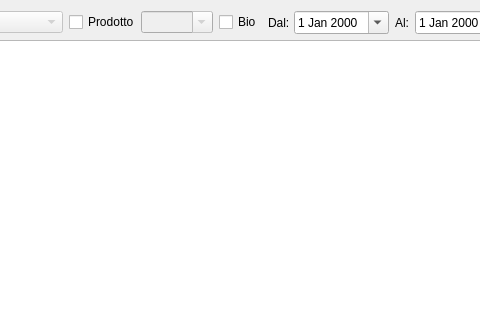
The window that hlotti.ui (fblabs/HamletMODSF) describes before a commit, drawn with Qt 5; both pictures show x 612 to 1092 and y 0 to 320 of the 1232 by 664 pixel window.
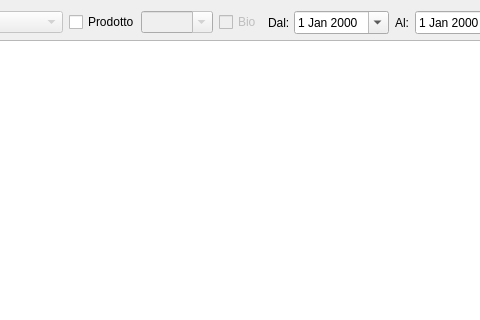
The same window after the commit. Icons and pictures are not drawn.

```diff
--- a/hlotti.ui
+++ b/hlotti.ui
@@ -139,6 +139,9 @@
          </item>
          <item>
           <widget class="QCheckBox" name="chBio">
+           <property name="enabled">
+            <bool>false</bool>
+           </property>
            <property name="text">
             <string>Bio</string>
            </property>
```
